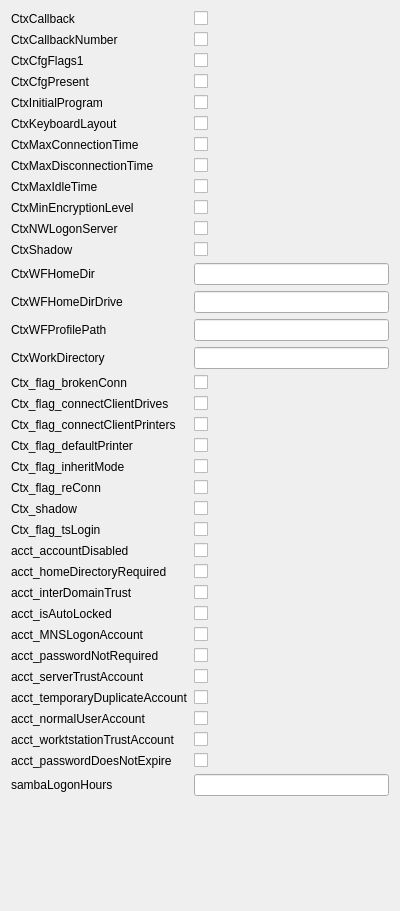
Old version of the form agent/src/clacks/agent/data/templates/default/user-samba-ts.ui in the repository gonicus/clacks.
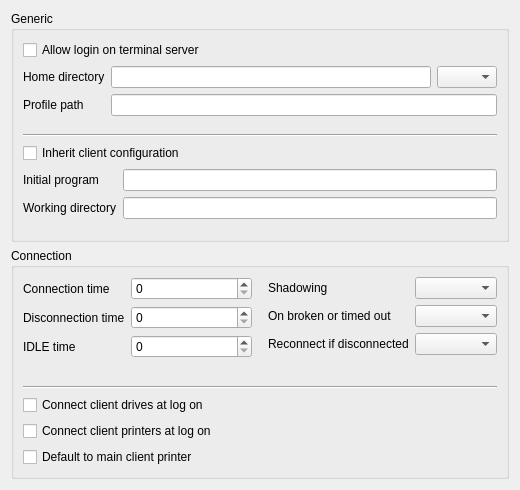
New version of the form. Icons and pictures are not drawn.

Commit message: Updated layout for second samba tab

The edit to the form file:
```diff
--- a/agent/src/clacks/agent/data/templates/default/user-samba-ts.ui
+++ b/agent/src/clacks/agent/data/templates/default/user-samba-ts.ui
@@ -6,8 +6,8 @@
    <rect>
     <x>0</x>
     <y>0</y>
-    <width>400</width>
-    <height>911</height>
+    <width>520</width>
+    <height>490</height>
    </rect>
   </property>
   <property name="windowTitle">
@@ -17,370 +17,263 @@
    <iconset resource="resources/user-samba.qrc">
     <normaloff>:/images/user-samba.png</normaloff>:/images/user-samba.png</iconset>
   </property>
-  <layout class="QGridLayout" name="gridLayout">
+  <layout class="QGridLayout" name="gridLayout_3">
    <item row="0" column="0">
-    <layout class="QFormLayout" name="formLayout">
-     <item row="0" column="0">
-      <widget class="QLabel" name="CtxCallbackLabel">
-       <property name="text">
-        <string>CtxCallback</string>
-       </property>
-      </widget>
-     </item>
-     <item row="0" column="1">
-      <widget class="QCheckBox" name="CtxCallbackEdit"/>
-     </item>
-     <item row="1" column="0">
-      <widget class="QLabel" name="CtxCallbackNumberLabel">
-       <property name="text">
-        <string>CtxCallbackNumber</string>
-       </property>
-      </widget>
-     </item>
-     <item row="1" column="1">
-      <widget class="QCheckBox" name="CtxCallbackNumberEdit"/>
-     </item>
-     <item row="2" column="0">
-      <widget class="QLabel" name="CtxCfgFlags1Label">
-       <property name="text">
-        <string>CtxCfgFlags1</string>
-       </property>
-      </widget>
-     </item>
-     <item row="2" column="1">
-      <widget class="QCheckBox" name="CtxCfgFlags1Edit"/>
-     </item>
-     <item row="3" column="0">
-      <widget class="QLabel" name="CtxCfgPresentLabel">
-       <property name="text">
-        <string>CtxCfgPresent</string>
-       </property>
-      </widget>
-     </item>
-     <item row="3" column="1">
-      <widget class="QCheckBox" name="CtxCfgPresentEdit"/>
-     </item>
-     <item row="4" column="0">
-      <widget class="QLabel" name="CtxInitialProgramLabel">
-       <property name="text">
-        <string>CtxInitialProgram</string>
-       </property>
-      </widget>
-     </item>
-     <item row="4" column="1">
-      <widget class="QCheckBox" name="CtxInitialProgramEdit"/>
-     </item>
-     <item row="5" column="0">
-      <widget class="QLabel" name="CtxKeyboardLayoutLabel">
-       <property name="text">
-        <string>CtxKeyboardLayout</string>
-       </property>
-      </widget>
-     </item>
-     <item row="5" column="1">
-      <widget class="QCheckBox" name="CtxKeyboardLayoutEdit"/>
-     </item>
-     <item row="6" column="0">
-      <widget class="QLabel" name="CtxMaxConnectionTimeLabel">
-       <property name="text">
-        <string>CtxMaxConnectionTime</string>
-       </property>
-      </widget>
-     </item>
-     <item row="6" column="1">
-      <widget class="QCheckBox" name="CtxMaxConnectionTimeEdit"/>
-     </item>
-     <item row="7" column="0">
-      <widget class="QLabel" name="CtxMaxDisconnectionTimeLabel">
-       <property name="text">
-        <string>CtxMaxDisconnectionTime</string>
-       </property>
-      </widget>
-     </item>
-     <item row="7" column="1">
-      <widget class="QCheckBox" name="CtxMaxDisconnectionTimeEdit"/>
-     </item>
-     <item row="8" column="0">
-      <widget class="QLabel" name="CtxMaxIdleTimeLabel">
-       <property name="text">
-        <string>CtxMaxIdleTime</string>
-       </property>
-      </widget>
-     </item>
-     <item row="8" column="1">
-      <widget class="QCheckBox" name="CtxMaxIdleTimeEdit"/>
-     </item>
-     <item row="9" column="0">
-      <widget class="QLabel" name="CtxMinEncryptionLevelLabel">
-       <property name="text">
-        <string>CtxMinEncryptionLevel</string>
-       </property>
-      </widget>
-     </item>
-     <item row="9" column="1">
-      <widget class="QCheckBox" name="CtxMinEncryptionLevelEdit"/>
-     </item>
-     <item row="10" column="0">
-      <widget class="QLabel" name="CtxNWLogonServerLabel">
-       <property name="text">
-        <string>CtxNWLogonServer</string>
-       </property>
-      </widget>
-     </item>
-     <item row="10" column="1">
-      <widget class="QCheckBox" name="CtxNWLogonServerEdit"/>
-     </item>
-     <item row="11" column="0">
-      <widget class="QLabel" name="CtxShadowLabel">
-       <property name="text">
-        <string>CtxShadow</string>
-       </property>
-      </widget>
-     </item>
-     <item row="11" column="1">
-      <widget class="QCheckBox" name="CtxShadowEdit"/>
-     </item>
-     <item row="12" column="0">
-      <widget class="QLabel" name="CtxWFHomeDirLabel">
-       <property name="text">
-        <string>CtxWFHomeDir</string>
-       </property>
-      </widget>
-     </item>
-     <item row="12" column="1">
-      <widget class="QLineEdit" name="CtxWFHomeDirEdit"/>
-     </item>
-     <item row="13" column="0">
-      <widget class="QLabel" name="CtxWFHomeDirDriveLabel">
-       <property name="text">
-        <string>CtxWFHomeDirDrive</string>
-       </property>
-      </widget>
-     </item>
-     <item row="13" column="1">
-      <widget class="QLineEdit" name="CtxWFHomeDirDriveEdit"/>
-     </item>
-     <item row="14" column="0">
-      <widget class="QLabel" name="CtxWFProfilePathLabel">
-       <property name="text">
-        <string>CtxWFProfilePath</string>
-       </property>
-      </widget>
-     </item>
-     <item row="14" column="1">
-      <widget class="QLineEdit" name="CtxWFProfilePathEdit"/>
-     </item>
-     <item row="15" column="0">
-      <widget class="QLabel" name="CtxWorkDirectoryLabel">
-       <property name="text">
-        <string>CtxWorkDirectory</string>
-       </property>
-      </widget>
-     </item>
-     <item row="15" column="1">
-      <widget class="QLineEdit" name="CtxWorkDirectoryEdit"/>
-     </item>
-     <item row="16" column="0">
-      <widget class="QLabel" name="Ctx_flag_brokenConnLabel">
-       <property name="text">
-        <string>Ctx_flag_brokenConn</string>
-       </property>
-      </widget>
-     </item>
-     <item row="16" column="1">
-      <widget class="QCheckBox" name="Ctx_flag_brokenConnEdit"/>
-     </item>
-     <item row="17" column="0">
-      <widget class="QLabel" name="Ctx_flag_connectClientDrivesLabel">
-       <property name="text">
-        <string>Ctx_flag_connectClientDrives</string>
-       </property>
-      </widget>
-     </item>
-     <item row="17" column="1">
-      <widget class="QCheckBox" name="Ctx_flag_connectClientDrivesEdit"/>
-     </item>
-     <item row="18" column="0">
-      <widget class="QLabel" name="Ctx_flag_connectClientPrintersLabel">
-       <property name="text">
-        <string>Ctx_flag_connectClientPrinters</string>
-       </property>
-      </widget>
-     </item>
-     <item row="18" column="1">
-      <widget class="QCheckBox" name="Ctx_flag_connectClientPrintersEdit"/>
-     </item>
-     <item row="19" column="0">
-      <widget class="QLabel" name="Ctx_flag_defaultPrinterLabel">
-       <property name="text">
-        <string>Ctx_flag_defaultPrinter</string>
-       </property>
-      </widget>
-     </item>
-     <item row="19" column="1">
-      <widget class="QCheckBox" name="Ctx_flag_defaultPrinterEdit"/>
-     </item>
-     <item row="20" column="0">
-      <widget class="QLabel" name="Ctx_flag_inheritModeLabel">
-       <property name="text">
-        <string>Ctx_flag_inheritMode</string>
-       </property>
-      </widget>
-     </item>
-     <item row="20" column="1">
-      <widget class="QCheckBox" name="Ctx_flag_inheritModeEdit"/>
-     </item>
-     <item row="21" column="0">
-      <widget class="QLabel" name="Ctx_flag_reConnLabel">
-       <property name="text">
-        <string>Ctx_flag_reConn</string>
-       </property>
-      </widget>
-     </item>
-     <item row="21" column="1">
-      <widget class="QCheckBox" name="Ctx_flag_reConnEdit"/>
-     </item>
-     <item row="22" column="0">
-      <widget class="QLabel" name="Ctx_shadowLabel">
-       <property name="text">
-        <string>Ctx_shadow</string>
-       </property>
-      </widget>
-     </item>
-     <item row="22" column="1">
-      <widget class="QCheckBox" name="Ctx_shadowEdit"/>
-     </item>
-     <item row="23" column="0">
-      <widget class="QLabel" name="Ctx_flag_tsLoginLabel">
-       <property name="text">
-        <string>Ctx_flag_tsLogin</string>
-       </property>
-      </widget>
-     </item>
-     <item row="23" column="1">
-      <widget class="QCheckBox" name="Ctx_flag_tsLoginEdit"/>
-     </item>
-     <item row="24" column="0">
-      <widget class="QLabel" name="acct_accountDisabledLabel">
-       <property name="text">
-        <string>acct_accountDisabled</string>
-       </property>
-      </widget>
-     </item>
-     <item row="24" column="1">
-      <widget class="QCheckBox" name="acct_accountDisabledEdit"/>
-     </item>
-     <item row="25" column="0">
-      <widget class="QLabel" name="acct_homeDirectoryRequiredLabel">
-       <property name="text">
-        <string>acct_homeDirectoryRequired</string>
-       </property>
-      </widget>
-     </item>
-     <item row="25" column="1">
-      <widget class="QCheckBox" name="acct_homeDirectoryRequiredEdit"/>
-     </item>
-     <item row="26" column="0">
-      <widget class="QLabel" name="acct_interDomainTrustLabel">
-       <property name="text">
-        <string>acct_interDomainTrust</string>
-       </property>
-      </widget>
-     </item>
-     <item row="26" column="1">
-      <widget class="QCheckBox" name="acct_interDomainTrustEdit"/>
-     </item>
-     <item row="27" column="0">
-      <widget class="QLabel" name="acct_isAutoLockedLabel">
-       <property name="text">
-        <string>acct_isAutoLocked</string>
-       </property>
-      </widget>
-     </item>
-     <item row="27" column="1">
-      <widget class="QCheckBox" name="acct_isAutoLockedEdit"/>
-     </item>
-     <item row="28" column="0">
-      <widget class="QLabel" name="acct_MNSLogonAccountLabel">
-       <property name="text">
-        <string>acct_MNSLogonAccount</string>
-       </property>
-      </widget>
-     </item>
-     <item row="28" column="1">
-      <widget class="QCheckBox" name="acct_MNSLogonAccountEdit"/>
-     </item>
-     <item row="29" column="0">
-      <widget class="QLabel" name="acct_passwordNotRequiredLabel">
-       <property name="text">
-        <string>acct_passwordNotRequired</string>
-       </property>
-      </widget>
-     </item>
-     <item row="29" column="1">
-      <widget class="QCheckBox" name="acct_passwordNotRequiredEdit"/>
-     </item>
-     <item row="30" column="0">
-      <widget class="QLabel" name="acct_serverTrustAccountLabel">
-       <property name="text">
-        <string>acct_serverTrustAccount</string>
-       </property>
-      </widget>
-     </item>
-     <item row="30" column="1">
-      <widget class="QCheckBox" name="acct_serverTrustAccountEdit"/>
-     </item>
-     <item row="31" column="0">
-      <widget class="QLabel" name="acct_temporaryDuplicateAccountLabel">
-       <property name="text">
-        <string>acct_temporaryDuplicateAccount</string>
-       </property>
-      </widget>
-     </item>
-     <item row="31" column="1">
-      <widget class="QCheckBox" name="acct_temporaryDuplicateAccountEdit"/>
-     </item>
-     <item row="32" column="0">
-      <widget class="QLabel" name="acct_normalUserAccountLabel">
-       <property name="text">
-        <string>acct_normalUserAccount</string>
-       </property>
-      </widget>
-     </item>
-     <item row="32" column="1">
-      <widget class="QCheckBox" name="acct_normalUserAccountEdit"/>
-     </item>
-     <item row="33" column="0">
-      <widget class="QLabel" name="acct_worktstationTrustAccountLabel">
-       <property name="text">
-        <string>acct_worktstationTrustAccount</string>
-       </property>
-      </widget>
-     </item>
-     <item row="33" column="1">
-      <widget class="QCheckBox" name="acct_worktstationTrustAccountEdit"/>
-     </item>
-     <item row="34" column="0">
-      <widget class="QLabel" name="acct_passwordDoesNotExpireLabel">
-       <property name="text">
-        <string>acct_passwordDoesNotExpire</string>
-       </property>
-      </widget>
-     </item>
-     <item row="34" column="1">
-      <widget class="QCheckBox" name="acct_passwordDoesNotExpireEdit"/>
-     </item>
-     <item row="35" column="0">
-      <widget class="QLabel" name="sambaLogonHoursLabel">
-       <property name="text">
-        <string>sambaLogonHours</string>
-       </property>
-      </widget>
-     </item>
-     <item row="35" column="1">
-      <widget class="QLineEdit" name="sambaLogonHoursEdit"/>
-     </item>
-    </layout>
+    <widget class="QGroupBox" name="groupBox_2">
+     <property name="title">
+      <string>Generic</string>
+     </property>
+     <layout class="QGridLayout" name="gridLayout_2">
+      <item row="0" column="0">
+       <layout class="QFormLayout" name="formLayout_5">
+        <item row="0" column="0" colspan="2">
+         <widget class="QCheckBox" name="Ctx_flag_tsLoginEdit">
+          <property name="text">
+           <string>Allow login on terminal server</string>
+          </property>
+         </widget>
+        </item>
+        <item row="1" column="0">
+         <widget class="QLabel" name="CtxWFHomeDirLabel">
+          <property name="text">
+           <string>Home directory</string>
+          </property>
+          <property name="buddy">
+           <cstring>CtxWFHomeDirEdit</cstring>
+          </property>
+         </widget>
+        </item>
+        <item row="1" column="1">
+         <layout class="QHBoxLayout" name="horizontalLayout">
+          <item>
+           <widget class="QLineEdit" name="CtxWFHomeDirEdit"/>
+          </item>
+          <item>
+           <widget class="QComboBox" name="CtxWFHomeDirDriveEdit">
+            <property name="sizePolicy">
+             <sizepolicy hsizetype="Fixed" vsizetype="Fixed">
+              <horstretch>0</horstretch>
+              <verstretch>0</verstretch>
+             </sizepolicy>
+            </property>
+            <property name="maximumSize">
+             <size>
+              <width>60</width>
+              <height>16777215</height>
+             </size>
+            </property>
+           </widget>
+          </item>
+         </layout>
+        </item>
+        <item row="2" column="0">
+         <widget class="QLabel" name="CtxWFProfilePathLabel">
+          <property name="text">
+           <string>Profile path</string>
+          </property>
+          <property name="buddy">
+           <cstring>CtxWFProfilePathEdit</cstring>
+          </property>
+         </widget>
+        </item>
+        <item row="2" column="1">
+         <widget class="QLineEdit" name="CtxWFProfilePathEdit"/>
+        </item>
+       </layout>
+      </item>
+      <item row="1" column="0">
+       <widget class="Line" name="line_2">
+        <property name="orientation">
+         <enum>Qt::Horizontal</enum>
+        </property>
+       </widget>
+      </item>
+      <item row="2" column="0">
+       <layout class="QFormLayout" name="formLayout_4">
+        <item row="0" column="0" colspan="2">
+         <widget class="QCheckBox" name="Ctx_flag_inheritModeEdit">
+          <property name="text">
+           <string>Inherit client configuration</string>
+          </property>
+         </widget>
+        </item>
+        <item row="1" column="0">
+         <widget class="QLabel" name="CtxInitialProgramLabel">
+          <property name="text">
+           <string>Initial program</string>
+          </property>
+          <property name="buddy">
+           <cstring>CtxInitialProgramEdit</cstring>
+          </property>
+         </widget>
+        </item>
+        <item row="1" column="1">
+         <widget class="QLineEdit" name="CtxInitialProgramEdit"/>
+        </item>
+        <item row="2" column="0">
+         <widget class="QLabel" name="CtxWorkDirectoryLabel">
+          <property name="text">
+           <string>Working directory</string>
+          </property>
+          <property name="buddy">
+           <cstring>CtxWorkDirectoryEdit</cstring>
+          </property>
+         </widget>
+        </item>
+        <item row="2" column="1">
+         <widget class="QLineEdit" name="CtxWorkDirectoryEdit"/>
+        </item>
+       </layout>
+      </item>
+     </layout>
+    </widget>
+   </item>
+   <item row="1" column="0">
+    <widget class="QGroupBox" name="groupBox">
+     <property name="title">
+      <string>Connection</string>
+     </property>
+     <layout class="QGridLayout" name="gridLayout">
+      <item row="0" column="0">
+       <layout class="QHBoxLayout" name="horizontalLayout_2">
+        <item>
+         <layout class="QFormLayout" name="formLayout_2">
+          <item row="0" column="0">
+           <widget class="QLabel" name="CtxMaxConnectionTimeLabel">
+            <property name="text">
+             <string>Connection time</string>
+            </property>
+            <property name="buddy">
+             <cstring>CtxMaxConnectionTimeEdit</cstring>
+            </property>
+           </widget>
+          </item>
+          <item row="0" column="1">
+           <widget class="QSpinBox" name="CtxMaxConnectionTimeEdit"/>
+          </item>
+          <item row="1" column="0">
+           <widget class="QLabel" name="CtxMaxDisconnectionTimeLabel">
+            <property name="text">
+             <string>Disconnection time</string>
+            </property>
+            <property name="buddy">
+             <cstring>CtxMaxDisconnectionTimeEdit</cstring>
+            </property>
+           </widget>
+          </item>
+          <item row="1" column="1">
+           <widget class="QSpinBox" name="CtxMaxDisconnectionTimeEdit"/>
+          </item>
+          <item row="2" column="0">
+           <widget class="QLabel" name="CtxMaxIdleTimeLabel">
+            <property name="text">
+             <string>IDLE time</string>
+            </property>
+            <property name="buddy">
+             <cstring>CtxMaxIdleTimeEdit</cstring>
+            </property>
+           </widget>
+          </item>
+          <item row="2" column="1">
+           <widget class="QSpinBox" name="CtxMaxIdleTimeEdit"/>
+          </item>
+         </layout>
+        </item>
+        <item>
+         <spacer name="horizontalSpacer">
+          <property name="orientation">
+           <enum>Qt::Horizontal</enum>
+          </property>
+          <property name="sizeType">
+           <enum>QSizePolicy::Fixed</enum>
+          </property>
+          <property name="sizeHint" stdset="0">
+           <size>
+            <width>10</width>
+            <height>20</height>
+           </size>
+          </property>
+         </spacer>
+        </item>
+        <item>
+         <layout class="QFormLayout" name="formLayout">
+          <item row="0" column="0">
+           <widget class="QLabel" name="CtxShadowLabel">
+            <property name="text">
+             <string>Shadowing</string>
+            </property>
+            <property name="buddy">
+             <cstring>CtxShadowEdit</cstring>
+            </property>
+           </widget>
+          </item>
+          <item row="0" column="1">
+           <widget class="QComboBox" name="CtxShadowEdit"/>
+          </item>
+          <item row="1" column="0">
+           <widget class="QLabel" name="Ctx_flag_brokenConnLabel">
+            <property name="text">
+             <string>On broken or timed out</string>
+            </property>
+            <property name="buddy">
+             <cstring>Ctx_flag_brokenConnEdit</cstring>
+            </property>
+           </widget>
+          </item>
+          <item row="1" column="1">
+           <widget class="QComboBox" name="Ctx_flag_brokenConnEdit"/>
+          </item>
+          <item row="2" column="0">
+           <widget class="QLabel" name="Ctx_flag_reConnLabel">
+            <property name="text">
+             <string>Reconnect if disconnected</string>
+            </property>
+            <property name="buddy">
+             <cstring>Ctx_flag_reConnEdit</cstring>
+            </property>
+           </widget>
+          </item>
+          <item row="2" column="1">
+           <widget class="QComboBox" name="Ctx_flag_reConnEdit"/>
+          </item>
+         </layout>
+        </item>
+       </layout>
+      </item>
+      <item row="1" column="0">
+       <widget class="Line" name="line">
+        <property name="orientation">
+         <enum>Qt::Horizontal</enum>
+        </property>
+       </widget>
+      </item>
+      <item row="2" column="0">
+       <layout class="QVBoxLayout" name="verticalLayout">
+        <item>
+         <widget class="QCheckBox" name="Ctx_flag_connectClientDrivesEdit">
+          <property name="text">
+           <string>Connect client drives at log on</string>
+          </property>
+         </widget>
+        </item>
+        <item>
+         <widget class="QCheckBox" name="Ctx_flag_connectClientPrintersEdit">
+          <property name="text">
+           <string>Connect client printers at log on</string>
+          </property>
+         </widget>
+        </item>
+        <item>
+         <widget class="QCheckBox" name="Ctx_flag_defaultPrinterEdit">
+          <property name="text">
+           <string>Default to main client printer</string>
+          </property>
+         </widget>
+        </item>
+       </layout>
+      </item>
+     </layout>
+    </widget>
    </item>
   </layout>
  </widget>
```
Left out of the diff: 404 changed lines with no effect on the pictures. The commit also changes 1 other file.
